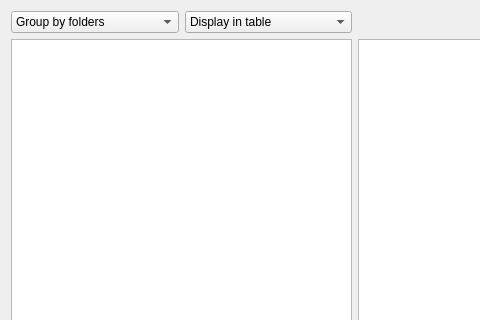
First picture: the form in filemanagerform.ui, repository nfx256/laba3, before the edit; both pictures show x 0 to 480 and y 0 to 320 of the 710 by 516 pixel window.
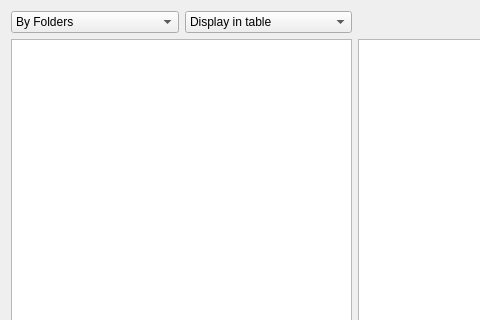
Second picture: the form after the edit.

What changed in the file:
```diff
--- a/filemanagerform.ui
+++ b/filemanagerform.ui
@@ -28,7 +28,7 @@
         <widget class="QComboBox" name="groupBox">
          <item>
           <property name="text">
-           <string>Group by folders</string>
+           <string>By Folders</string>
           </property>
          </item>
          <item>
```
Left out of the diff: 2 changed lines with no effect on the pictures.
